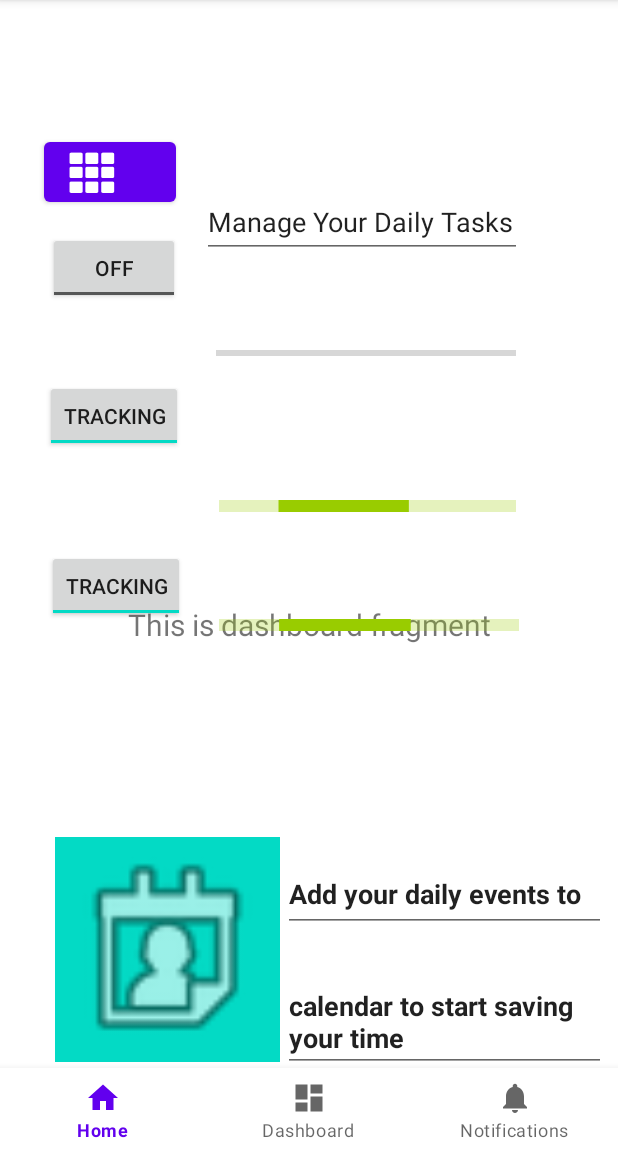
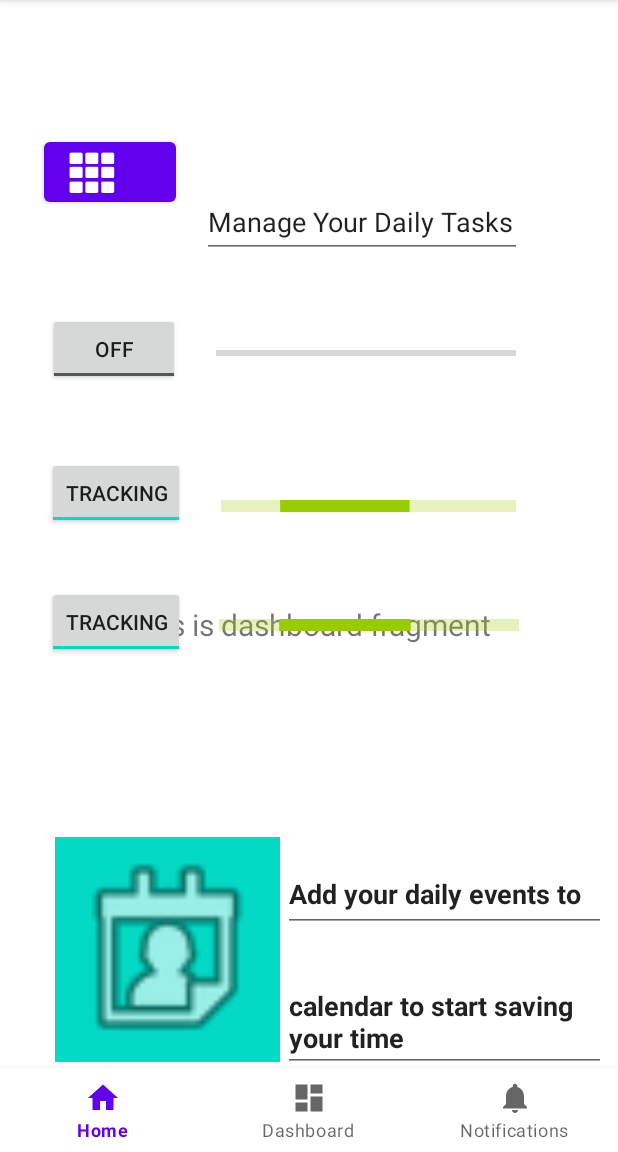
Before and after one commit to Terry-JohnsonFS/StormTigers, an Android app: the DashboardFragment screen opened through its navigation route, on a phone screen of 412 x 824 dp, the part 84-1236 px from its top. Run offline under Robolectric (Android 15) with nearby library versions, the light colour scheme and no system bars; our stand-ins replace navigation-ui; 3 statements that could not run were skipped.

Commit message:
activity intro removed to get rid of issues commented out that class in the android mainifest changed positioning of toggle buttons on fragment dashboard

```diff
--- a/app/src/main/AndroidManifest.xml
+++ b/app/src/main/AndroidManifest.xml
@@ -12,13 +12,13 @@
         android:supportsRtl="true"
         android:theme="@style/Theme.MyApplication"
         tools:targetApi="31" >
-        <activity
+        <!--<activity
             android:name=".IntroActivity"
             android:exported="false" >
             <meta-data
                 android:name="android.app.lib_name"
                 android:value="" />
-        </activity>
+        </activity>-->
         <activity
             android:name=".MainActivity"
             android:exported="true"
--- a/app/src/main/res/layout/fragment_dashboard.xml
+++ b/app/src/main/res/layout/fragment_dashboard.xml
@@ -123,13 +123,14 @@
         android:layout_width="wrap_content"
         android:layout_height="wrap_content"
         android:layout_marginStart="31dp"
-        android:layout_marginTop="44dp"
+        android:layout_marginTop="68dp"
         android:layout_marginEnd="292dp"
-        android:layout_marginBottom="25dp"
+        android:layout_marginBottom="48dp"
         android:text="@string/goal_1"
         android:textOn="@string/tracking3"
         app:layout_constraintBottom_toTopOf="@+id/toggleButton2"
         app:layout_constraintEnd_toEndOf="parent"
+        app:layout_constraintHorizontal_bias="1.0"
         app:layout_constraintStart_toStartOf="parent"
         app:layout_constraintTop_toBottomOf="@+id/button" />
 
@@ -138,14 +139,13 @@
         android:layout_width="wrap_content"
         android:layout_height="wrap_content"
         android:layout_marginStart="31dp"
-        android:layout_marginTop="25dp"
+        android:layout_marginTop="48dp"
         android:layout_marginEnd="292dp"
-        android:layout_marginBottom="25dp"
         android:checked="true"
         android:text="@string/goal_2"
         android:textOn="@string/tracking2"
-        app:layout_constraintBottom_toTopOf="@+id/toggleButton3"
         app:layout_constraintEnd_toEndOf="parent"
+        app:layout_constraintHorizontal_bias="0.0"
         app:layout_constraintStart_toStartOf="parent"
         app:layout_constraintTop_toBottomOf="@+id/toggleButton"
         tools:ignore="DuplicateSpeakableTextCheck" />
@@ -157,11 +157,11 @@
         android:layout_marginStart="31dp"
         android:layout_marginTop="40dp"
         android:layout_marginEnd="292dp"
-        android:layout_marginBottom="18dp"
+        android:layout_marginBottom="122dp"
+        android:checked="true"
         android:text="@string/goal_3"
         android:textOn="@string/tracking"
-        android:checked="true"
-        app:layout_constraintBottom_toTopOf="@+id/text_dashboard"
+        app:layout_constraintBottom_toTopOf="@+id/imageButton"
         app:layout_constraintEnd_toEndOf="parent"
         app:layout_constraintHorizontal_bias="0.0"
         app:layout_constraintStart_toStartOf="parent"
```
Also changed, not shown: app/src/main/res/layout/activity_intro.xml (deleted, +0 -38 lines).
